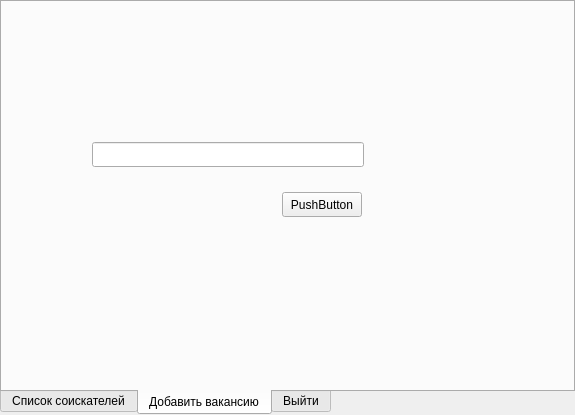
Old version of the form employerwindow.ui in the repository Ximeron/Kursova.
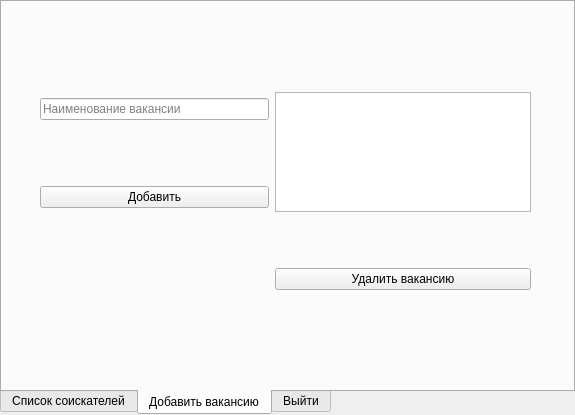
New version of the form. The open tabs and pages were chosen to show the change.

Commit message: Удаление вакансии в employerWindow

The edit to the form file:
```diff
--- a/employerwindow.ui
+++ b/employerwindow.ui
@@ -73,28 +73,41 @@
     <attribute name="title">
      <string>Добавить вакансию</string>
     </attribute>
-    <widget class="QLineEdit" name="lineEdit">
+    <widget class="QWidget" name="">
      <property name="geometry">
       <rect>
-       <x>90</x>
-       <y>140</y>
-       <width>272</width>
-       <height>25</height>
+       <x>38</x>
+       <y>40</y>
+       <width>491</width>
+       <height>301</height>
       </rect>
      </property>
-    </widget>
-    <widget class="QPushButton" name="addVacancyButton">
-     <property name="geometry">
-      <rect>
-       <x>280</x>
-       <y>190</y>
-       <width>80</width>
-       <height>25</height>
-      </rect>
-     </property>
-     <property name="text">
-      <string>PushButton</string>
-     </property>
+     <layout class="QGridLayout" name="gridLayout_2">
+      <item row="0" column="0">
+       <widget class="QLineEdit" name="lineEdit">
+        <property name="placeholderText">
+         <string>Наименование вакансии</string>
+        </property>
+       </widget>
+      </item>
+      <item row="1" column="0">
+       <widget class="QPushButton" name="addVacancyButton">
+        <property name="text">
+         <string>Добавить</string>
+        </property>
+       </widget>
+      </item>
+      <item row="0" column="1" rowspan="2">
+       <widget class="QTableView" name="vacancyView"/>
+      </item>
+      <item row="2" column="1">
+       <widget class="QPushButton" name="deleteVacancyButton">
+        <property name="text">
+         <string>Удалить вакансию</string>
+        </property>
+       </widget>
+      </item>
+     </layout>
     </widget>
    </widget>
    <widget class="QWidget" name="tab_3">
```
Left out of the diff: 2 changed lines with no effect on the pictures. The commit also changes 3 other files.
